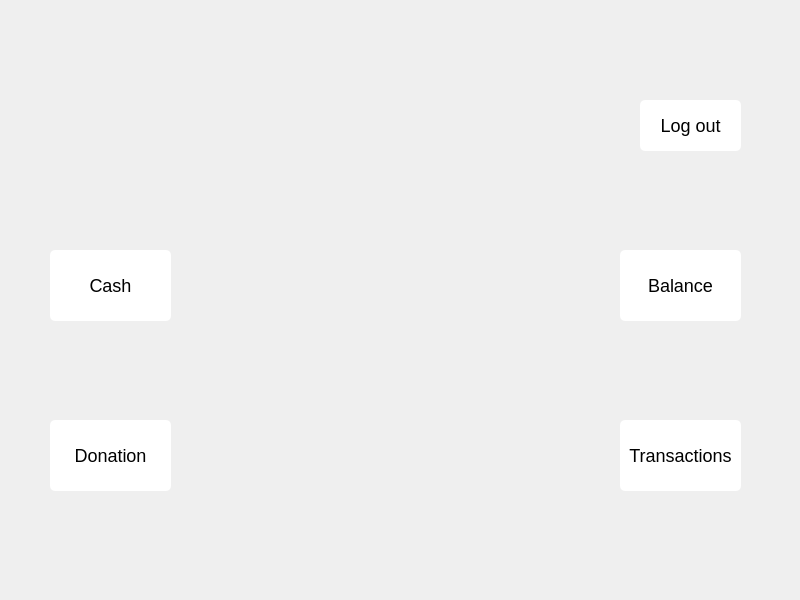
This is frontend/usermenu.ui in 22kmo-project/group_14 as Qt 5 draws it before an edit. The edited form follows.
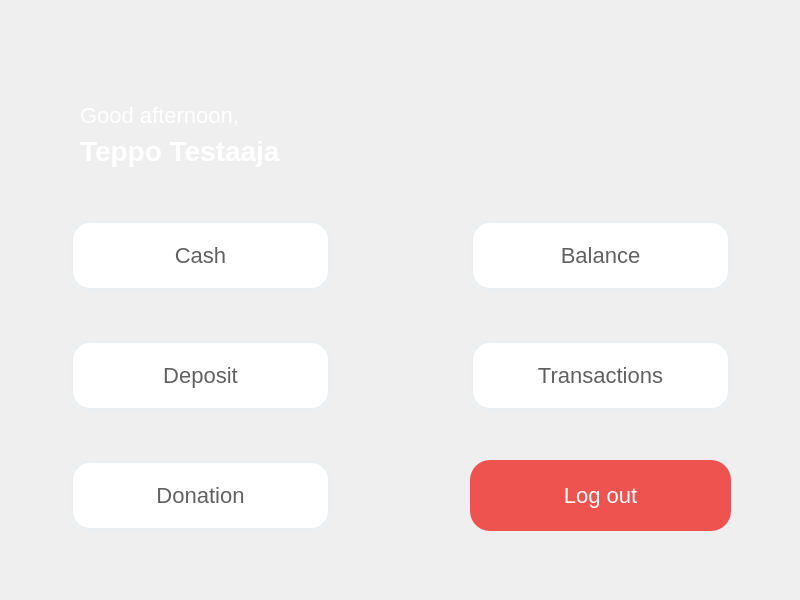
This is the edited form. Icons and pictures are not drawn.

Commit message: unifying UI elements across different windows, button & font sizes etc.. + new deposit window

What changed in the file:
```diff
--- a/frontend/usermenu.ui
+++ b/frontend/usermenu.ui
@@ -16,9 +16,9 @@
   <widget class="QPushButton" name="button_cash">
    <property name="geometry">
     <rect>
-     <x>50</x>
-     <y>250</y>
-     <width>121</width>
+     <x>70</x>
+     <y>220</y>
+     <width>261</width>
      <height>71</height>
     </rect>
    </property>
@@ -33,10 +33,10 @@
    <property name="styleSheet">
     <string notr="true">QPushButton {
 background-color: rgb(255, 255, 255);
-color: rgb(0, 0, 0);
-border-radius:5px;
-padding:5 5px;
-font-size:18px;
+color: #616161;
+border-radius:20px;
+font-size:22px;
+border:3px solid #ECEFF1;
 }
 QPushButton:hover {
 background-color: rgb(245, 245, 245);
@@ -53,9 +53,9 @@
   <widget class="QPushButton" name="button_transactions">
    <property name="geometry">
     <rect>
-     <x>620</x>
-     <y>420</y>
-     <width>121</width>
+     <x>470</x>
+     <y>340</y>
+     <width>261</width>
      <height>71</height>
     </rect>
    </property>
@@ -70,10 +70,10 @@
    <property name="styleSheet">
     <string notr="true">QPushButton {
 background-color: rgb(255, 255, 255);
-color: rgb(0, 0, 0);
-border-radius:5px;
-padding:5 5px;
-font-size:18px;
+color: #616161;
+border-radius:20px;
+font-size:22px;
+border:3px solid #ECEFF1;
 }
 QPushButton:hover {
 background-color: rgb(245, 245, 245);
@@ -90,9 +90,9 @@
   <widget class="QPushButton" name="button_donation">
    <property name="geometry">
     <rect>
-     <x>50</x>
-     <y>420</y>
-     <width>121</width>
+     <x>70</x>
+     <y>460</y>
+     <width>261</width>
      <height>71</height>
     </rect>
    </property>
@@ -107,10 +107,10 @@
    <property name="styleSheet">
     <string notr="true">QPushButton {
 background-color: rgb(255, 255, 255);
-color: rgb(0, 0, 0);
-border-radius:5px;
-padding:5 5px;
-font-size:18px;
+color: #616161;
+border-radius:20px;
+font-size:22px;
+border:3px solid #ECEFF1;
 }
 QPushButton:hover {
 background-color: rgb(245, 245, 245);
@@ -127,10 +127,10 @@
   <widget class="QPushButton" name="button_logout">
    <property name="geometry">
     <rect>
-     <x>640</x>
-     <y>100</y>
-     <width>101</width>
-     <height>51</height>
+     <x>470</x>
+     <y>460</y>
+     <width>261</width>
+     <height>71</height>
     </rect>
    </property>
    <property name="font">
@@ -143,11 +143,13 @@
    </property>
    <property name="styleSheet">
     <string notr="true">QPushButton {
-background-color: rgb(255, 255, 255);
-color: rgb(0, 0, 0);
-border-radius:5px;
-padding:5 5px;
-font-size:18px;
+background-color: #EF5350;
+background-image: url(../img/icon_logout.png);
+background-repeat: no-repeat;
+background-position: right middle;
+color: white;
+border-radius:20px;
+font-size:22px;
 }
 QPushButton:hover {
 background-color: rgb(245, 245, 245);
@@ -164,9 +166,9 @@
   <widget class="QPushButton" name="button_balance">
    <property name="geometry">
     <rect>
-     <x>620</x>
-     <y>250</y>
-     <width>121</width>
+     <x>470</x>
+     <y>220</y>
+     <width>261</width>
      <height>71</height>
     </rect>
    </property>
@@ -181,10 +183,10 @@
    <property name="styleSheet">
     <string notr="true">QPushButton {
 background-color: rgb(255, 255, 255);
-color: rgb(0, 0, 0);
-border-radius:5px;
-padding:5 5px;
-font-size:18px;
+color: #616161;
+border-radius:20px;
+font-size:22px;
+border:3px solid #ECEFF1;
 }
 QPushButton:hover {
 background-color: rgb(245, 245, 245);
@@ -198,6 +200,70 @@
     <string>Balance</string>
    </property>
   </widget>
+  <widget class="QPushButton" name="button_deposit">
+   <property name="geometry">
+    <rect>
+     <x>70</x>
+     <y>340</y>
+     <width>261</width>
+     <height>71</height>
+    </rect>
+   </property>
+   <property name="cursor">
+    <cursorShape>PointingHandCursor</cursorShape>
+   </property>
+   <property name="styleSheet">
+    <string notr="true">QPushButton {
+background-color: rgb(255, 255, 255);
+color: #616161;
+border-radius:20px;
+font-size:22px;
+border:3px solid #ECEFF1;
+}
+QPushButton:hover {
+background-color: #ECEFF1;
+color:#37474F;
+}</string>
+   </property>
+   <property name="text">
+    <string>Deposit</string>
+   </property>
+  </widget>
+  <widget class="QLabel" name="textCustomerName">
+   <property name="geometry">
+    <rect>
+     <x>80</x>
+     <y>120</y>
+     <width>391</width>
+     <height>61</height>
+    </rect>
+   </property>
+   <property name="styleSheet">
+    <string notr="true">font-size:28px;
+color:white;
+font-weight:bold;</string>
+   </property>
+   <property name="text">
+    <string>Teppo Testaaja</string>
+   </property>
+  </widget>
+  <widget class="QLabel" name="label_2">
+   <property name="geometry">
+    <rect>
+     <x>80</x>
+     <y>100</y>
+     <width>391</width>
+     <height>31</height>
+    </rect>
+   </property>
+   <property name="styleSheet">
+    <string notr="true">font-size:22px;
+color:white;</string>
+   </property>
+   <property name="text">
+    <string>Good afternoon,</string>
+   </property>
+  </widget>
  </widget>
  <resources/>
  <connections/>
```
Left out of the diff: 34 changed lines with no effect on the pictures. The commit also changes 25 other files.
